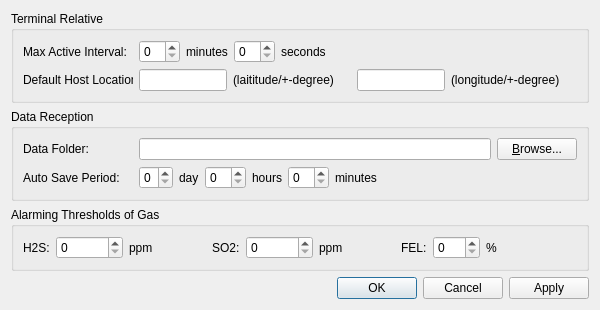
Above: mac/examples/GasInfo/optiondialog.ui from Quenii/ADCEVM before the change. Below: the same form after it.
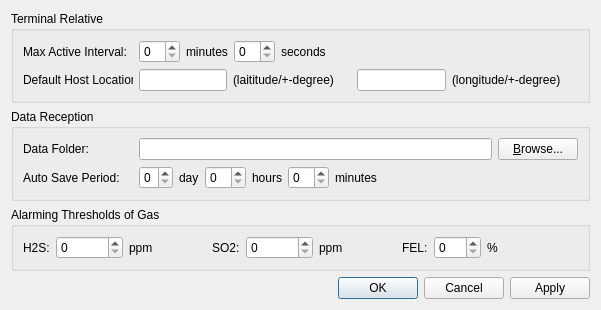
That is the form after the change.

```diff
--- a/mac/examples/GasInfo/optiondialog.ui
+++ b/mac/examples/GasInfo/optiondialog.ui
@@ -6,8 +6,8 @@
    <rect>
     <x>0</x>
     <y>0</y>
-    <width>600</width>
-    <height>299</height>
+    <width>601</width>
+    <height>289</height>
    </rect>
   </property>
   <property name="windowTitle">
```
